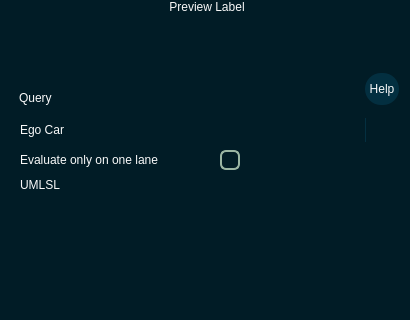
Above: pse/umlsl_editor/src/view/widgets/qt_widgets/query_dialog.ui from 69420pm/UMLSL-traffic-editor before the change; both pictures show x 0 to 410 and y 90 to 410 of the 410 by 526 pixel window. Below: the same form after it.
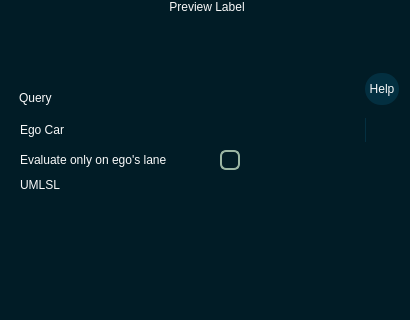
That is the form after the change. Icons and pictures are not drawn.

Commit message: rename UI text

```diff
--- a/pse/umlsl_editor/src/view/widgets/qt_widgets/query_dialog.ui
+++ b/pse/umlsl_editor/src/view/widgets/qt_widgets/query_dialog.ui
@@ -511,7 +511,7 @@
               </size>
              </property>
              <property name="text">
-              <string>Evaluate only on one lane</string>
+              <string>Evaluate only on ego's lane</string>
              </property>
             </widget>
            </item>
```
The commit also changes 1 other file.
